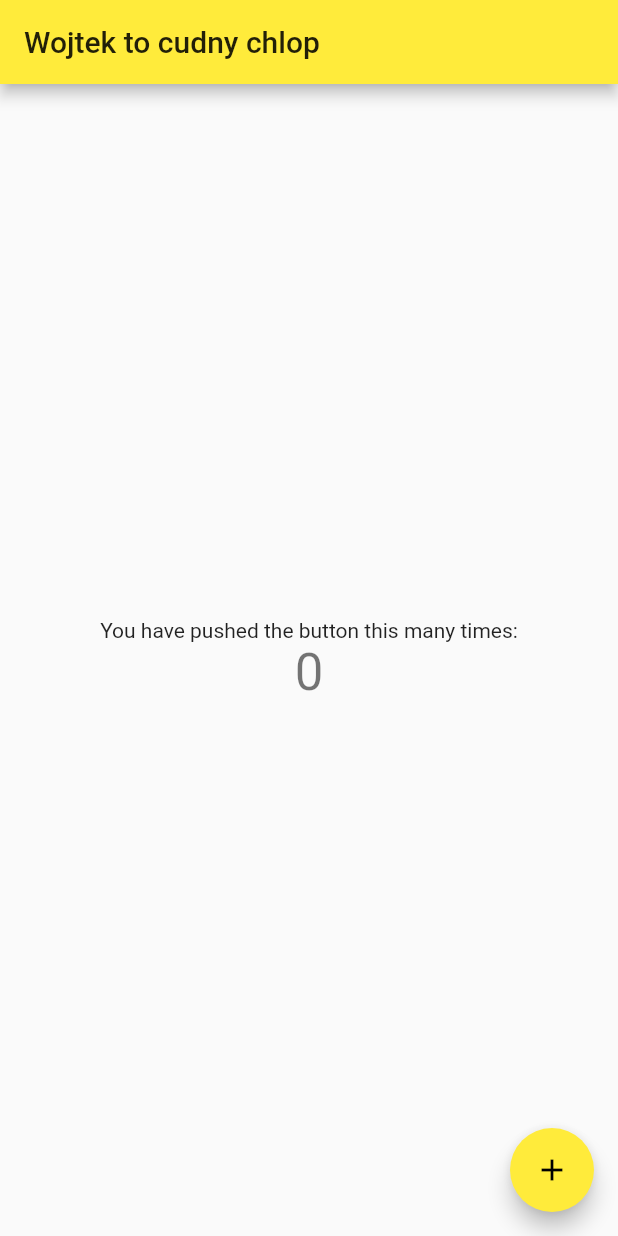
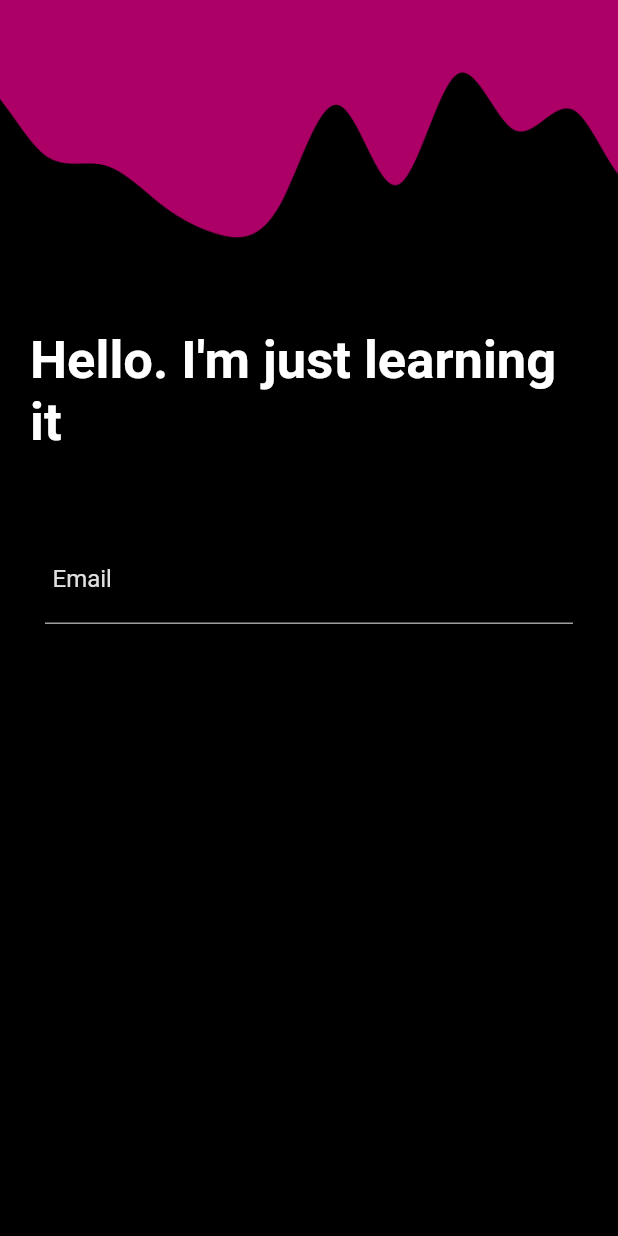
Before and after one commit to chladek/flutter_first_app, a Flutter app: the screen it shows after launch, on a phone screen of 412 x 824 dp. Run offline on Flutter 3.47's test engine with Material 2 defaults, Android fonts, the phone set to English and light mode, and no system bars.

Commit message:
Simple login screen. Added wave on the top and single input

```diff
--- a/lib/main.dart
+++ b/lib/main.dart
@@ -1,111 +1,93 @@
 import 'package:flutter/material.dart';
 
-void main() => runApp(MyApp());
+void main() => runApp(MaterialApp(
+  home:HomePage(),
+));
 
-class MyApp extends StatelessWidget {
-  // This widget is the root of your application.
+class HomePage extends StatefulWidget {
+  @override
+  _HomePageState createState() => _HomePageState();
+}
+
+class _HomePageState extends State<HomePage> {
   @override
   Widget build(BuildContext context) {
-    return MaterialApp(
-      title: 'Flutter Demo',
-      theme: ThemeData(
-        // This is the theme of your application.
-        //
-        // Try running your application with "flutter run". You'll see the
-        // application has a blue toolbar. Then, without quitting the app, try
-        // changing the primarySwatch below to Colors.green and then invoke
-        // "hot reload" (press "r" in the console where you ran "flutter run",
-        // or simply save your changes to "hot reload" in a Flutter IDE).
-        // Notice that the counter didn't reset back to zero; the application
-        // is not restarted.
-        primarySwatch: Colors.yellow,
-      ),
-      home: MyHomePage(title: 'Wojtek to cudny chlop'),
+    return Scaffold(
+      resizeToAvoidBottomInset: false,
+      backgroundColor: Colors.black,
+      body: Column(
+        crossAxisAlignment: CrossAxisAlignment.start,
+        children: <Widget>[
+          Container(
+            height:200,
+            child: Stack(children: <Widget>[
+              Positioned(
+                child: Opacity(
+                  opacity: 0.75,
+                  child: Container(
+                  decoration: BoxDecoration(
+                    image: DecorationImage(
+                      fit: BoxFit.cover,
+                      image: AssetImage("assets/images/wave.png")
+                    )
+                  ),
+                ),
+                ),
+              )
+            ],),
+          ),
+          SizedBox(
+            height:20
+          ),
+          Padding(
+            padding: EdgeInsets.symmetric(horizontal: 20),
+            child: Column(
+              crossAxisAlignment: CrossAxisAlignment.start,
+              children: <Widget>[
+                Text(
+                  "Hello. I'm just learning it",
+                  style: TextStyle(
+                    fontSize: 35,
+                    color: Colors.white,
+                    fontWeight: FontWeight.bold
+                  )
+                ),
+                SizedBox(
+                  height:45
+                ),
+                Container(
+                  padding: EdgeInsets.all(10),
+                  decoration: BoxDecoration(
+                    borderRadius: BorderRadius.circular(10),
+                    color: Colors.transparent
+                  ),
+                  child: Column(children: <Widget>[
+                    Container(
+                      padding:EdgeInsets.all(5),
+                      decoration: BoxDecoration(
+                       border: Border(
+                         bottom:BorderSide(
+                           color: Colors.grey
+                         )
+                       )
+                      ),
+                      child: TextField(
+                        decoration: InputDecoration(
+                          border:InputBorder.none,
+                          hintText: "Email",
+                          hintStyle: TextStyle(
+                            color: Colors.grey[300],
+                          )
+                        ),
+                      ),
+                    )
+                  ],),
+                )
+              ],
+            )
+          )
+        ],
+      )
     );
   }
 }
-
-class MyHomePage extends StatefulWidget {
-  MyHomePage({Key key, this.title}) : super(key: key);
-
-  // This widget is the home page of your application. It is stateful, meaning
-  // that it has a State object (defined below) that contains fields that affect
-  // how it looks.
-
-  // This class is the configuration for the state. It holds the values (in this
-  // case the title) provided by the parent (in this case the App widget) and
-  // used by the build method of the State. Fields in a Widget subclass are
-  // always marked "final".
-
-  final String title;
-
-  @override
-  _MyHomePageState createState() => _MyHomePageState();
-}
-
-class _MyHomePageState extends State<MyHomePage> {
-  int _counter = 0;
-
-  void _incrementCounter() {
-    setState(() {
-      // This call to setState tells the Flutter framework that something has
-      // changed in this State, which causes it to rerun the build method below
-      // so that the display can reflect the updated values. If we changed
-      // _counter without calling setState(), then the build method would not be
-      // called again, and so nothing would appear to happen.
-      _counter++;
-    });
-  }
-
-  @override
-  Widget build(BuildContext context) {
-    // This method is rerun every time setState is called, for instance as done
-    // by the _incrementCounter method above.
-    //
-    // The Flutter framework has been optimized to make rerunning build methods
-    // fast, so that you can just rebuild anything that needs updating rather
-    // than having to individually change instances of widgets.
-    return Scaffold(
-      appBar: AppBar(
-        // Here we take the value from the MyHomePage object that was created by
-        // the App.build method, and use it to set our appbar title.
-        title: Text(widget.title),
-      ),
-      body: Center(
-        // Center is a layout widget. It takes a single child and positions it
-        // in the middle of the parent.
-        child: Column(
-          // Column is also a layout widget. It takes a list of children and
-          // arranges them vertically. By default, it sizes itself to fit its
-          // children horizontally, and tries to be as tall as its parent.
-          //
-          // Invoke "debug painting" (press "p" in the console, choose the
-          // "Toggle Debug Paint" action from the Flutter Inspector in Android
-          // Studio, or the "Toggle Debug Paint" command in Visual Studio Code)
-          // to see the wireframe for each widget.
-          //
-          // Column has various properties to control how it sizes itself and
-          // how it positions its children. Here we use mainAxisAlignment to
-          // center the children vertically; the main axis here is the vertical
-          // axis because Columns are vertical (the cross axis would be
-          // horizontal).
-          mainAxisAlignment: MainAxisAlignment.center,
-          children: <Widget>[
-            Text(
-              'You have pushed the button this many times:',
-            ),
-            Text(
-              '$_counter',
-              style: Theme.of(context).textTheme.display1,
-            ),
-          ],
-        ),
-      ),
-      floatingActionButton: FloatingActionButton(
-        onPressed: _incrementCounter,
-        tooltip: 'Increment',
-        child: Icon(Icons.add),
-      ), // This trailing comma makes auto-formatting nicer for build methods.
-    );
-  }
-}
```
Also changed, not shown: pubspec.yaml (+4 -9 lines), assets/images/1.png (added), assets/images/wave.png (added), pubspec.lock.
